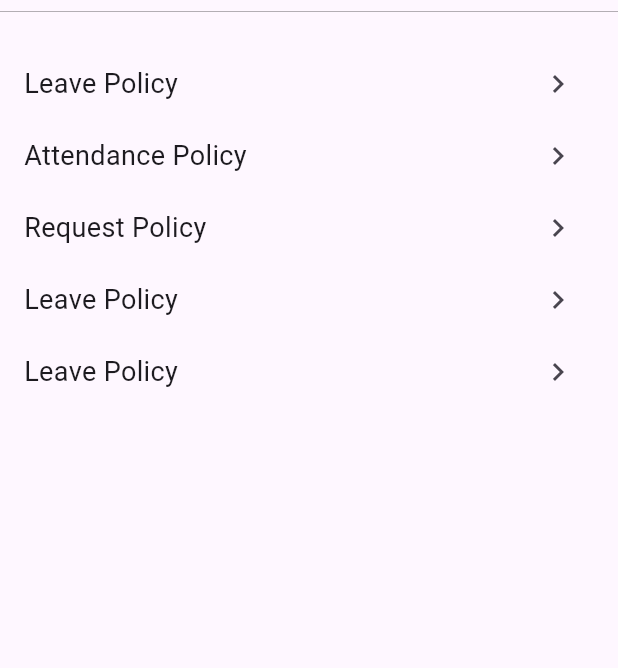
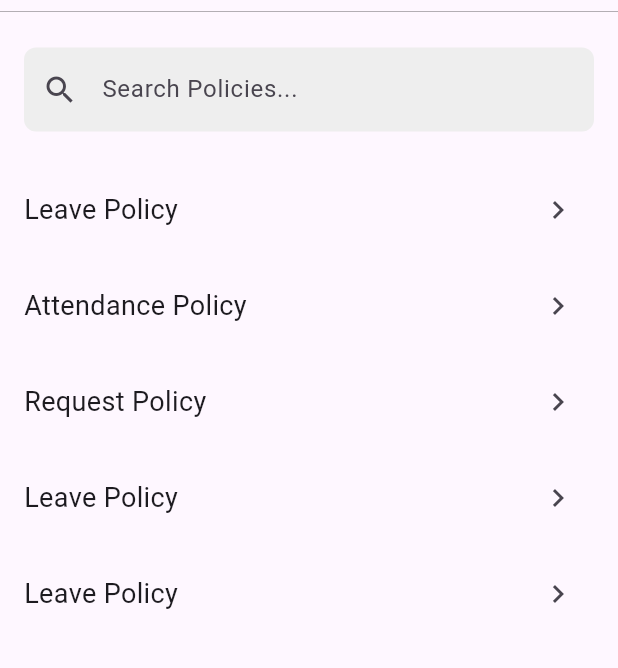
Before and after one commit to PramodMannapperuma/HomePage, a Flutter app: the PolicyScreen screen opened directly, on a phone screen of 412 x 824 dp, the part 113-781 px from its top. Run offline on Flutter 3.47's test engine with Material 3 defaults, Android fonts, the phone set to English and light mode, and no system bars; our stand-ins replace file_picker, fl_chart, geocoding, geolocator, shared_preferences, table_calendar; missing offline and left inert: pdfx; accounts and stored records are empty.

Commit message:
Update policies.dart

```diff
--- a/untitled/lib/Frontend/pages/policies.dart
+++ b/untitled/lib/Frontend/pages/policies.dart
@@ -1,5 +1,4 @@
 import 'package:flutter/material.dart';
-
 import '../app_bar.dart';
 import '../styles/sidebar.dart';
 
@@ -16,122 +15,80 @@ class PolicyScreen extends StatefulWidget {
 }
 
 class _PolicyScreenState extends State<PolicyScreen> {
+  TextEditingController _searchController = TextEditingController();
+  List<String> _policies = [
+    'Leave Policy',
+    'Attendance Policy',
+    'Request Policy',
+    'Leave Policy',
+    'Leave Policy'
+  ];
+  List<String> _filteredPolicies = [];
+
+  @override
+  void initState() {
+    super.initState();
+    _filteredPolicies = _policies;
+    _searchController.addListener(_filterPolicies);
+  }
+
+  @override
+  void dispose() {
+    _searchController.removeListener(_filterPolicies);
+    _searchController.dispose();
+    super.dispose();
+  }
+
+  void _filterPolicies() {
+    setState(() {
+      _filteredPolicies = _policies
+          .where((policy) =>
+          policy.toLowerCase().contains(_searchController.text.toLowerCase()))
+          .toList();
+    });
+  }
+
   @override
   Widget build(BuildContext context) {
     return Scaffold(
       appBar: customAppBar(
-          title: 'Policies',
+        title: 'Policies',
         showActions: true,
         showLeading: true,
         context: context,
         showBackButton: true, // Show back button instead of hamburger icon
       ),
-      drawer: CustomSidebar(token: '',),
+      drawer: CustomSidebar(token: ''),
       body: Padding(
         padding: const EdgeInsets.all(16.0),
         child: Column(
-          // mainAxisAlignment: MainAxisAlignment.center,
-          // crossAxisAlignment: CrossAxisAlignment.start,
           children: [
-            Row(
-              mainAxisAlignment: MainAxisAlignment.spaceBetween,
-              children: [
-                InkWell(
-                  onTap: () {
-                    Navigator.pushNamed(context, '/leavePolicy');
-                  },
-                  child: Text(
-                    'Leave Policy',
-                    style: TextStyle(fontSize: 18),
-                  ),
+            TextField(
+              controller: _searchController,
+              decoration: InputDecoration(
+                prefixIcon: Icon(Icons.search),
+                hintText: 'Search Policies...',
+                border: OutlineInputBorder(
+                  borderRadius: BorderRadius.circular(8.0),
+                  borderSide: BorderSide.none,
                 ),
-                IconButton(
-                  onPressed: () {
-                    Navigator.pushNamed(context, '/leavePolicy');
-                  },
-                  icon: Icon(Icons.navigate_next),
-                ),
-              ],
+                filled: true,
+                fillColor: Colors.grey[200],
+              ),
             ),
-            Row(
-              mainAxisAlignment: MainAxisAlignment.spaceBetween,
-              children: [
-                InkWell(
-                  onTap: () {
-                    Navigator.pushNamed(context, '/leavePolicy');
-                  },
-                  child: Text(
-                    'Attendance Policy',
-                    style: TextStyle(fontSize: 18),
-                  ),
-                ),
-                IconButton(
-                  onPressed: () {
-                    Navigator.pushNamed(context, '/leavePolicy');
-                  },
-                  icon: Icon(Icons.navigate_next),
-                ),
-              ],
-            ),
-            Row(
-              mainAxisAlignment: MainAxisAlignment.spaceBetween,
-              children: [
-                InkWell(
-                  onTap: () {
-                    Navigator.pushNamed(context, '/leavePolicy');
-                  },
-                  child: Text(
-                    'Request Policy',
-                    style: TextStyle(fontSize: 18),
-                  ),
-                ),
-                IconButton(
-                  onPressed: () {
-                    Navigator.pushNamed(context, '/leavePolicy');
-                  },
-                  icon: Icon(Icons.navigate_next),
-                ),
-              ],
-            ),
-            Row(
-              mainAxisAlignment: MainAxisAlignment.spaceBetween,
-              children: [
-                InkWell(
-                  onTap: () {
-                    Navigator.pushNamed(context, '/leavePolicy');
-                  },
-                  child: Text(
-                    'Leave Policy',
-                    style: TextStyle(fontSize: 18),
-                  ),
-                ),
-                IconButton(
-                  onPressed: () {
-                    Navigator.pushNamed(context, '/leavePolicy');
-                  },
-                  icon: Icon(Icons.navigate_next),
-                ),
-              ],
-            ),
-            Row(
-              mainAxisAlignment: MainAxisAlignment.spaceBetween,
-              children: [
-                InkWell(
-                  onTap: () {
-                    Navigator.pushNamed(context, '/leavePolicy');
-                  },
-                  child: Text(
-                    'Leave Policy',
-                    style: TextStyle(fontSize: 18),
-                  ),
-                ),
-                IconButton(
-                  onPressed: () {
-                    Navigator.pushNamed(context, '/leavePolicy');
-                  },
-                  icon: Icon(Icons.navigate_next),
-                ),
-              ],
+            SizedBox(height: 20),
+            Expanded(
+              child: ListView.builder(
+                itemCount: _filteredPolicies.length,
+                itemBuilder: (context, index) {
+                  return PolicyItem(
+                    policyName: _filteredPolicies[index],
+                    onTap: () {
+                      Navigator.pushNamed(context, '/leavePolicy');
+                    },
+                  );
+                },
+              ),
             ),
           ],
         ),
@@ -139,3 +96,37 @@ class _PolicyScreenState extends State<PolicyScreen> {
     );
   }
 }
+
+class PolicyItem extends StatelessWidget {
+  final String policyName;
+  final VoidCallback onTap;
+
+  const PolicyItem({
+    Key? key,
+    required this.policyName,
+    required this.onTap,
+  }) : super(key: key);
+
+  @override
+  Widget build(BuildContext context) {
+    return Padding(
+      padding: const EdgeInsets.symmetric(vertical: 8.0),
+      child: Row(
+        mainAxisAlignment: MainAxisAlignment.spaceBetween,
+        children: [
+          InkWell(
+            onTap: onTap,
+            child: Text(
+              policyName,
+              style: TextStyle(fontSize: 18),
+            ),
+          ),
+          IconButton(
+            onPressed: onTap,
+            icon: Icon(Icons.navigate_next),
+          ),
+        ],
+      ),
+    );
+  }
+}
```
